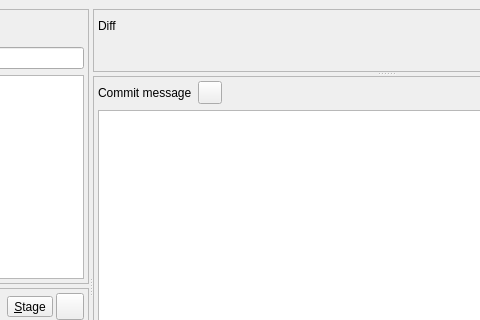
Above: qgitc/commitwindow.ui from timxx/qgitc before the change; both pictures show x 245 to 725 and y 0 to 320 of the 932 by 594 pixel window. Below: the same form after it.
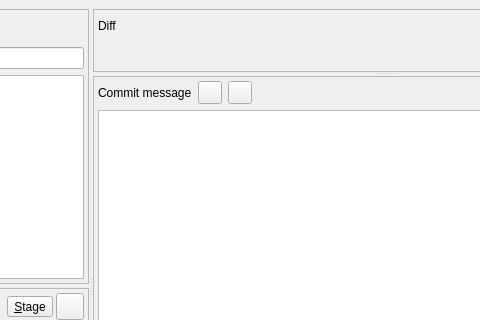
That is the form after the change. Custom widgets are drawn as their Qt base class.

Commit message: Add cancel functionality for AI commit message generation

```diff
--- a/qgitc/commitwindow.ui
+++ b/qgitc/commitwindow.ui
@@ -340,6 +340,16 @@
                  </property>
                 </widget>
                </item>
+               <item>
+                <widget class="ColoredIconToolButton" name="btnCancelGen">
+                 <property name="toolTip">
+                  <string>Cancel</string>
+                 </property>
+                 <property name="text">
+                  <string/>
+                 </property>
+                </widget>
+               </item>
                <item>
                 <spacer name="horizontalSpacer_4">
                  <property name="orientation">
```
The commit also changes 4 other files.
